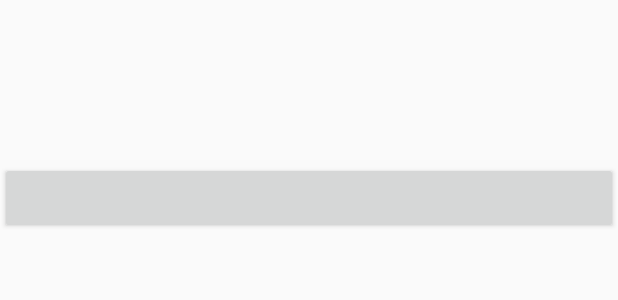
After one commit to HanSangKkyu/insteagram, an Android app: the layout activity_gps.xml on its own in the app's theme, with its tools: preview values and no code run, on a phone screen of 412 x 824 dp. The commit adds this screen. Shown: the top 300 px of the screen. Run offline under Robolectric (Android 15) with nearby library versions, the phone set to English and light mode, and no system bars.

Commit message:
Revert "[김여리][Gradlie오류개선][12:16]"
This reverts commit 9456f8d3a3c241c7e6944409df8bf8f43633ccdd.

```diff
--- a/MyApplication3/app/src/main/java/com/example/ten/myapplication/NearCafeAdapter.java
+++ b/MyApplication3/app/src/main/java/com/example/ten/myapplication/NearCafeAdapter.java
@@ -8,13 +8,16 @@ import android.view.LayoutInflater;
 import android.view.View;
 import android.view.ViewGroup;
 import android.widget.ArrayAdapter;
+import android.widget.ImageView;
 import android.widget.TextView;
 
 import com.koushikdutta.async.future.FutureCallback;
 import com.koushikdutta.async.util.Charsets;
 import com.koushikdutta.ion.Ion;
+import com.squareup.picasso.Picasso;
 
 import java.util.ArrayList;
+import java.util.Arrays;
 import java.util.List;
 
 public class NearCafeAdapter extends ArrayAdapter<NearCafeData> {
@@ -26,6 +29,7 @@ public class NearCafeAdapter extends ArrayAdapter<NearCafeData> {
         super(context, resource, objects);
         mData = objects;
         this.context = context;
+
 
 
     }
--- a/MyApplication3/app/src/main/java/com/example/ten/myapplication/StartActivity.java
+++ b/MyApplication3/app/src/main/java/com/example/ten/myapplication/StartActivity.java
@@ -24,6 +24,6 @@ public class StartActivity extends AppCompatActivity {
             }
         };
         Timer timer = new Timer();
-        timer.schedule(timerTask, 2000);
+        timer.schedule(timerTask, 1000);
     }
 }
--- /dev/null
+++ b/MyApplication3/app/src/main/res/layout/activity_gps.xml
@@ -0,0 +1,35 @@
+<?xml version="1.0" encoding="utf-8"?>
+<android.support.constraint.ConstraintLayout xmlns:android="http://schemas.android.com/apk/res/android"
+    xmlns:app="http://schemas.android.com/apk/res-auto"
+    xmlns:tools="http://schemas.android.com/tools"
+    android:layout_width="match_parent"
+    android:layout_height="match_parent"
+    tools:context=".GpsActivity">
+
+    <TextView
+        android:id="@+id/tv_latitude"
+        android:layout_width="0dp"
+        android:layout_height="wrap_content"
+        app:layout_constraintEnd_toEndOf="parent"
+        app:layout_constraintStart_toStartOf="parent"
+        app:layout_constraintTop_toTopOf="parent" />
+
+    <TextView
+        android:id="@+id/tv_longitude"
+        android:layout_width="0dp"
+        android:layout_height="wrap_content"
+        android:layout_marginTop="61dp"
+        app:layout_constraintEnd_toEndOf="parent"
+        app:layout_constraintStart_toStartOf="parent"
+        app:layout_constraintTop_toTopOf="parent" />
+
+    <Button
+        android:id="@+id/btn_start"
+        android:layout_width="0dp"
+        android:layout_height="wrap_content"
+        android:layout_marginTop="27dp"
+        app:layout_constraintEnd_toEndOf="parent"
+        app:layout_constraintStart_toStartOf="parent"
+        app:layout_constraintTop_toBottomOf="@+id/tv_longitude" />
+
+</android.support.constraint.ConstraintLayout>
```
Also changed, not shown: MyApplication3/app/build.gradle (+6 -7 lines), MyApplication3/app/src/main/AndroidManifest.xml (+4 -7 lines), MyApplication3/app/src/main/java/com/example/ten/myapplication/GoogleGpsActivity.java (deleted, +0 -16 lines), MyApplication3/app/src/main/java/com/example/ten/myapplication/GpsActivity.java (added, +110 -0 lines), MyApplication3/app/src/main/res/layout/activity_google_gps.xml (deleted, +0 -9 lines).
